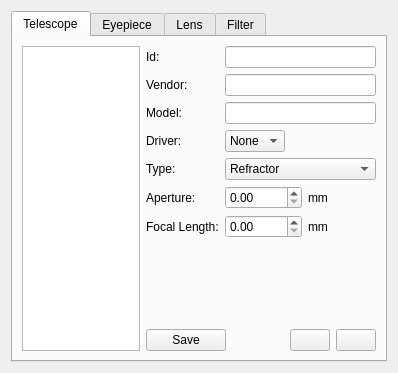
Above: kstars/oal/equipmentwriter.ui from KDE/kstars before the change. Below: the same form after it.
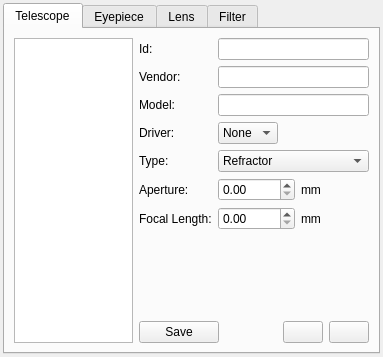
That is the form after the change. Icons and pictures are not drawn.

Commit message: Make button icons more indicative of the action

What changed in the file:
```diff
--- a/kstars/oal/equipmentwriter.ui
+++ b/kstars/oal/equipmentwriter.ui
@@ -6,11 +6,26 @@
    <rect>
     <x>0</x>
     <y>0</y>
-    <width>398</width>
-    <height>348</height>
+    <width>383</width>
+    <height>340</height>
    </rect>
   </property>
   <layout class="QVBoxLayout" name="_2">
+   <property name="spacing">
+    <number>3</number>
+   </property>
+   <property name="leftMargin">
+    <number>3</number>
+   </property>
+   <property name="topMargin">
+    <number>3</number>
+   </property>
+   <property name="rightMargin">
+    <number>3</number>
+   </property>
+   <property name="bottomMargin">
+    <number>3</number>
+   </property>
    <item>
     <widget class="QTabWidget" name="tabWidget">
      <property name="minimumSize">
@@ -211,6 +226,15 @@
              <property name="text">
               <string>Save</string>
              </property>
+             <property name="icon">
+              <iconset theme="list-add"/>
+             </property>
+             <property name="iconSize">
+              <size>
+               <width>22</width>
+               <height>22</height>
+              </size>
+             </property>
             </widget>
            </item>
            <item>
@@ -235,7 +259,14 @@
               <string/>
              </property>
              <property name="icon">
-              <iconset theme="list-add"/>
+              <iconset theme="edit-clear">
+               <normaloff>.</normaloff>.</iconset>
+             </property>
+             <property name="iconSize">
+              <size>
+               <width>22</width>
+               <height>22</height>
+              </size>
              </property>
             </widget>
            </item>
@@ -248,7 +279,14 @@
               <string/>
              </property>
              <property name="icon">
-              <iconset theme="list-remove"/>
+              <iconset theme="list-remove">
+               <normaloff>.</normaloff>.</iconset>
+             </property>
+             <property name="iconSize">
+              <size>
+               <width>22</width>
+               <height>22</height>
+              </size>
              </property>
             </widget>
            </item>
```
